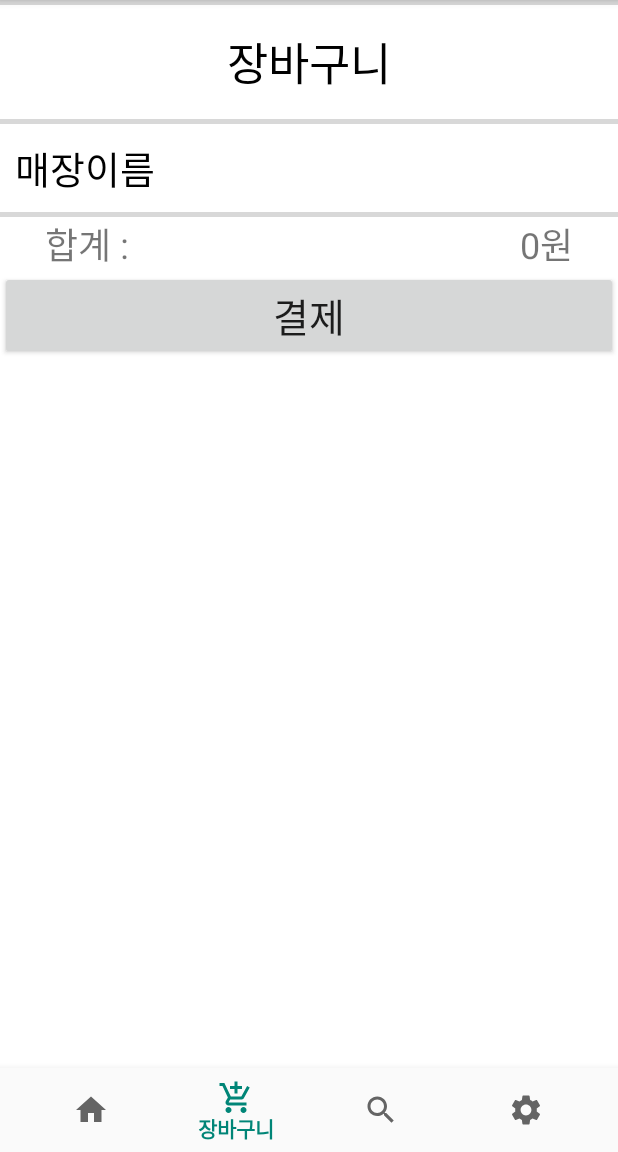
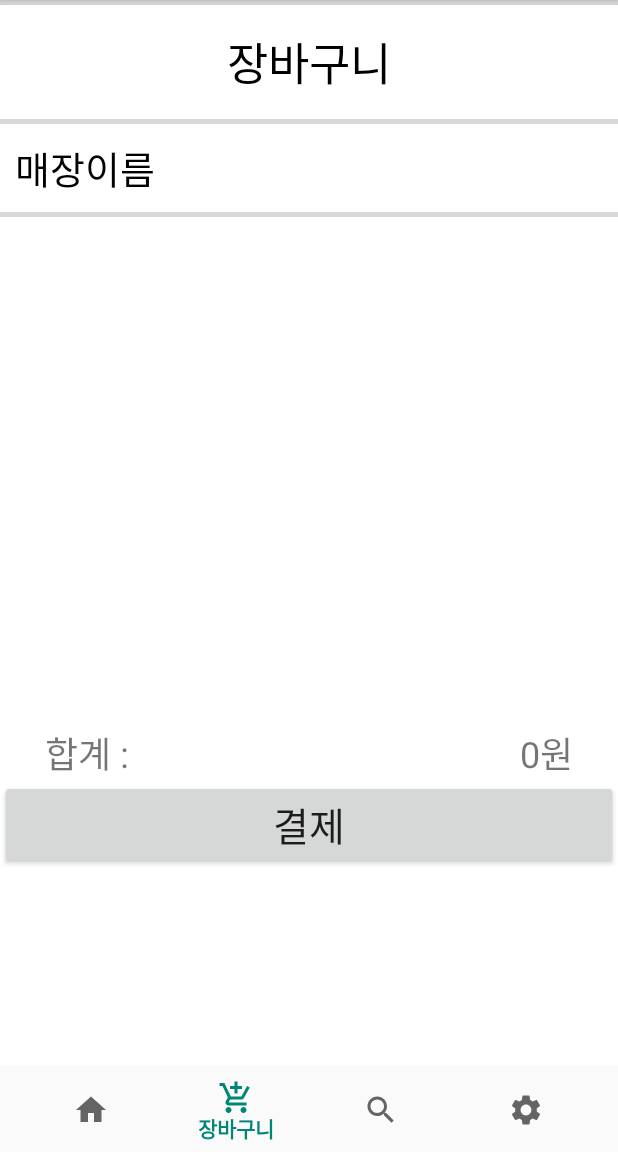
Before and after one commit to Hyeeeeona/kioskClient, an Android app: the screen it shows after launch once a user with an empty profile is signed in (MainActivity), item 2 of the bottom bar chosen, on a phone screen of 412 x 824 dp, the part 84-1236 px from its top. Run offline under Robolectric (Android 15) with nearby library versions, the phone set to English and light mode, and no system bars; our stand-ins replace Firebase (no records; nobody signed in at launch, a user with empty details on screens opened directly); libraries missing offline, so code that uses them is left out: jp.wasabeef.glide; pictures from the network do not load.

Commit message:
* 버그 수정

```diff
--- a/app/src/main/java/com/example/kioskclient/FragmentMenuHome.java
+++ b/app/src/main/java/com/example/kioskclient/FragmentMenuHome.java
@@ -168,7 +168,6 @@ public class FragmentMenuHome extends Fragment implements View.OnClickListener,
                         JSONObject jsonObject = ShopInfoDataFileIO.makeShopInfoDataJson(shopinfo);
                         ShopInfoDataFileIO.saveShopInfoDataJson(mContext, jsonObject);
 
-                        Toast.makeText(mContext, "distance = "+ userLocationUpdate.getDistance(shopinfo.getShopAddress()), Toast.LENGTH_LONG).show();
                         adapter.addItem(shopinfo.getShopName(),0, userLocationUpdate.getDistance(shopinfo.getShopAddress()), shopinfo.getIntroduction(), shopinfo.getShopId());
                     }
                 } else {
--- a/app/src/main/java/com/example/kioskclient/MainActivity.java
+++ b/app/src/main/java/com/example/kioskclient/MainActivity.java
@@ -93,7 +93,7 @@ public class MainActivity extends AppCompatActivity {
 
 
         ApplicationController application = ApplicationController.getInstance();
-        application.buildNetworkService( "b4d7b708.ngrok.io");
+        application.buildNetworkService( "9fe6f6da.ngrok.io");
 
         BottomNavigationView navView = findViewById(R.id.nav_view);
         fragmentManager = getSupportFragmentManager();
--- a/app/src/main/java/com/example/kioskclient/UserLocationUpdate.java
+++ b/app/src/main/java/com/example/kioskclient/UserLocationUpdate.java
@@ -171,7 +171,6 @@ public class UserLocationUpdate extends Service implements LocationListener {
         end.setLatitude(geoPoint.targetLatitude);
         end.setLongitude(geoPoint.targetLongitude);
         String distance = String.format("%.2f",start.distanceTo(end));
-        Toast.makeText(mContext, "distance = " + distance, Toast.LENGTH_LONG).show();
 
         return distance;
     }
--- a/app/src/main/res/layout/fragment_menu_cart.xml
+++ b/app/src/main/res/layout/fragment_menu_cart.xml
@@ -48,7 +48,7 @@
         <LinearLayout
             android:layout_weight="10"
             android:layout_width="match_parent"
-            android:layout_height="wrap_content"
+            android:layout_height="500dp"
             app:layout_constraintLeft_toLeftOf="parent"
             app:layout_constraintTop_toBottomOf="@+id/linear_layout_test">
 
```
Also changed, not shown: app/src/main/java/com/example/kioskclient/StoreMenu.java (+5 -3 lines).
